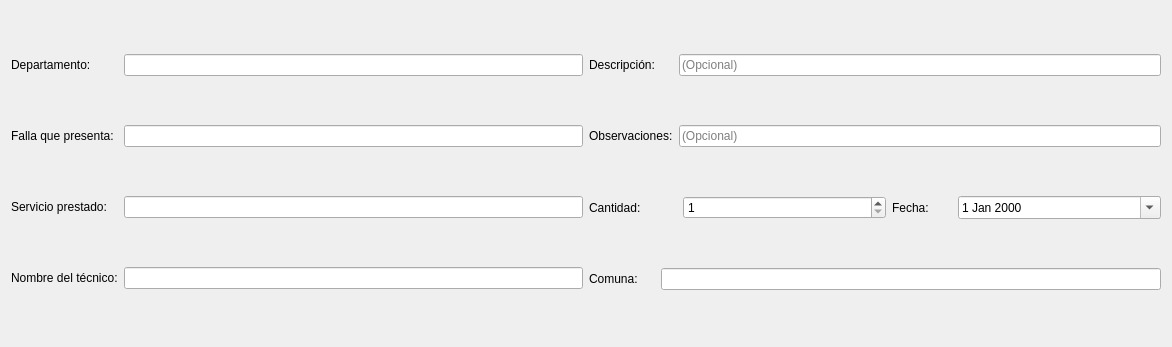
Qt form src/vistas/vistas_qt/VentanaInfoServicio.ui (alonso-04/DGTIC-APP) before a commit.
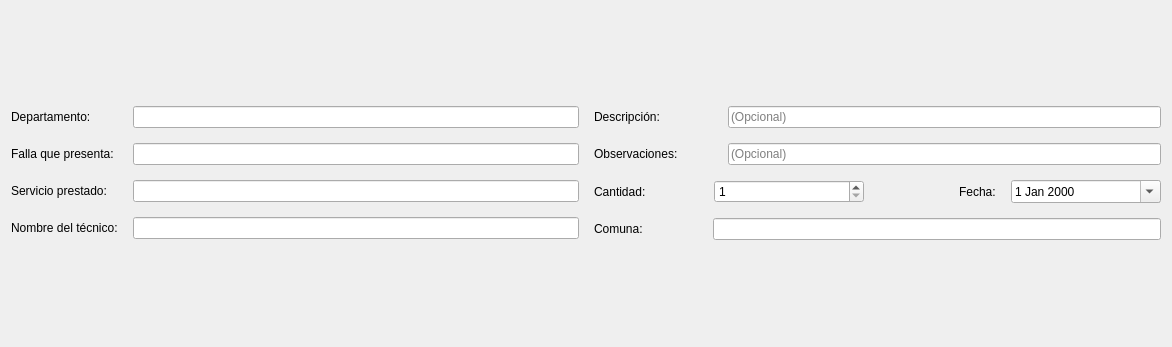
The same form after that commit. Icons and pictures are not drawn.

What changed in the file:
```diff
--- a/src/vistas/vistas_qt/VentanaInfoServicio.ui
+++ b/src/vistas/vistas_qt/VentanaInfoServicio.ui
@@ -44,7 +44,14 @@
   <property name="modal">
    <bool>false</bool>
   </property>
+  <layout class="QVBoxLayout" name="verticalLayout">
+   <item>
+    <layout class="QVBoxLayout" name="layout_principal">
+     <item>
   <layout class="QHBoxLayout" name="horizontalLayout">
+       <property name="spacing">
+        <number>15</number>
+       </property>
    <item>
     <layout class="QGridLayout" name="layout_info_servicio_1">
      <item row="0" column="0">
@@ -129,7 +136,7 @@
         <widget class="QLabel" name="lbl_cantidad">
          <property name="maximumSize">
           <size>
-           <width>88</width>
+               <width>105</width>
            <height>16777215</height>
           </size>
          </property>
@@ -140,6 +147,12 @@
        </item>
        <item>
         <widget class="QSpinBox" name="spbox_cantidad">
+             <property name="minimumSize">
+              <size>
+               <width>150</width>
+               <height>0</height>
+              </size>
+             </property>
          <property name="minimum">
           <number>1</number>
          </property>
@@ -148,7 +161,7 @@
          </property>
         </widget>
        </item>
-       <item>
+           <item alignment="Qt::AlignRight">
         <widget class="QLabel" name="lbl_fecha">
          <property name="maximumSize">
           <size>
@@ -163,6 +176,12 @@
        </item>
        <item>
         <widget class="QDateEdit" name="de_fecha">
+             <property name="minimumSize">
+              <size>
+               <width>150</width>
+               <height>0</height>
+              </size>
+             </property>
          <property name="calendarPopup">
           <bool>true</bool>
          </property>
@@ -172,6 +191,12 @@
      </item>
      <item row="3" column="0">
       <widget class="QLabel" name="lbl_nombre_comuna">
+           <property name="minimumSize">
+            <size>
+             <width>104</width>
+             <height>0</height>
+            </size>
+           </property>
        <property name="text">
         <string>Comuna:</string>
        </property>
@@ -179,6 +204,10 @@
      </item>
      <item row="3" column="1" colspan="2">
       <widget class="QLineEdit" name="txt_nombre_comuna"/>
+         </item>
+        </layout>
+       </item>
+      </layout>
      </item>
     </layout>
    </item>
```
Lines whose indentation alone changed are shown as unchanged.
